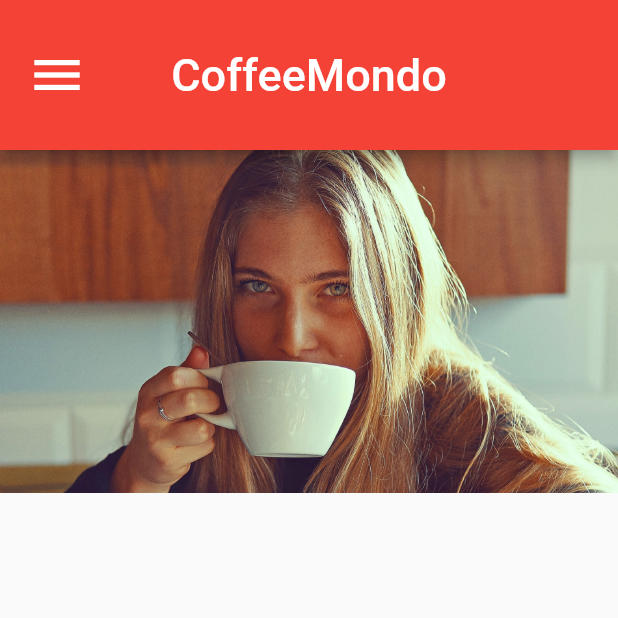
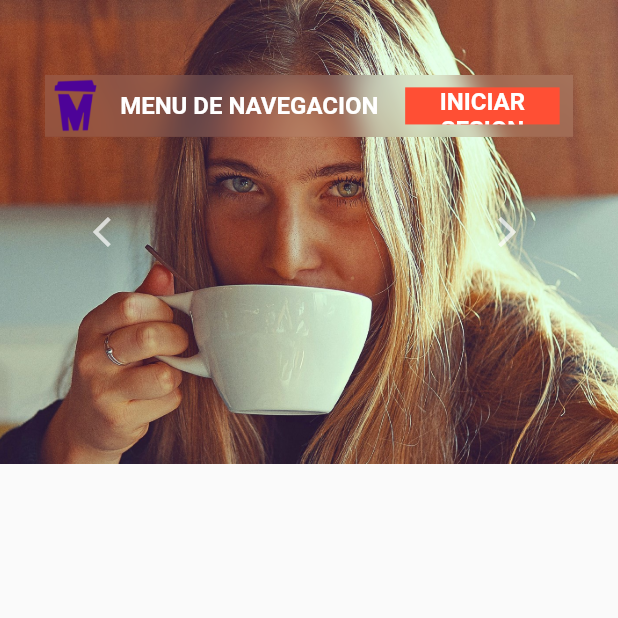
Before and after one commit to CoffeemondoApp/Flutter.WebApp, a Flutter app: the screen it shows after launch, on a phone screen of 412 x 824 dp, the top half of it. Run offline on Flutter 3.47's test engine with Material 2 defaults, Android fonts, the phone set to English and light mode, and no system bars; our stand-ins replace cloud_firestore, firebase_auth, firebase_core, flutter_html, google_sign_in, video_player; missing offline and left inert: flutter_launcher_icons; accounts and stored records are empty; Roboto replaces fonts that are missing (Impact); statements that could not run were skipped.

Commit message:
commit 1.0.1.2
Imagenes fixeadas para el deployment

```diff
--- a/lib/header/header.dart
+++ b/lib/header/header.dart
@@ -28,7 +28,7 @@ class _HeaderState extends State<Header> {
   Widget logoMenu() {
     return (Container(
       alignment: Alignment.centerRight,
-      child: Image(image: AssetImage('/logo.png')),
+      child: Image(image: AssetImage('assets/logo.png')),
     ));
   }
 
--- a/lib/header/header_logged.dart
+++ b/lib/header/header_logged.dart
@@ -26,7 +26,7 @@ class _HeaderLoggedState extends State<HeaderLogged> {
   Widget logoMenu() {
     return (Container(
       alignment: Alignment.centerRight,
-      child: Image(image: AssetImage('/logo.png')),
+      child: Image(image: AssetImage('assets/logo.png')),
     ));
   }
 
--- a/lib/login/login.dart
+++ b/lib/login/login.dart
@@ -235,7 +235,7 @@ class _LoginState extends State<Login> {
         color: colorNaranja,
         borderRadius: BorderRadius.circular(40),
       ),
-      child: Image(image: AssetImage('/logo.png')),
+      child: Image(image: AssetImage('assets/logo.png')),
     ));
   }
 
--- a/lib/main.dart
+++ b/lib/main.dart
@@ -1,11 +1,8 @@
-import 'dart:html';
 import 'dart:ui';
 
 import 'package:firebase_auth/firebase_auth.dart';
 import 'package:firebase_core/firebase_core.dart';
 import 'package:flutter/material.dart';
-import 'package:flutter_html/flutter_html.dart';
-import 'package:flutter_launcher_icons/xml_templates.dart';
 import 'package:prueba/firebase_options.dart';
 import 'package:prueba/login/login.dart';
 
@@ -36,7 +33,7 @@ class MyApp extends StatelessWidget {
         // is not restarted.
         primarySwatch: Colors.blue,
       ),
-      home: const MyHomePage(title: 'CoffeeMondo'),
+      home: const MyHomePage(title: 'Flutter Demo Home Page'),
     );
   }
 }
@@ -79,26 +76,23 @@ class _MyHomePageState extends State<MyHomePage> {
     bool usuarioExiste = currentUser != null;
     print('logged in: ${usuarioExiste}');
     return Scaffold(
-        appBar: AppBar(
-          centerTitle: true,
-          leading: Container(
-            margin: EdgeInsets.only(left: 10),
-            child: IconButton(
-              icon: Icon(Icons.menu, color: Colors.white, size: 40),
-              onPressed: () {},
-            ),
+        appBar: PreferredSize(
+          preferredSize:
+              Size.fromHeight(MediaQuery.of(context).size.width * 0.75),
+          child: SliderImagenesHeader(
+            usuario: usuarioExiste,
+            imagenes: [
+              Image(
+                image: AssetImage('assets/MUJER.jpg'),
+                fit: BoxFit.cover,
+              ),
+              Image(
+                image: AssetImage('assets/hombre2.png'),
+                fit: BoxFit.cover,
+              ),
+            ],
           ),
-          toolbarHeight: 100,
-          // Here we take the value from the MyHomePage object that was created by
-          // the App.build method, and use it to set our appbar title.
-          title: Text(widget.title, style: TextStyle(fontSize: 30)),
-          backgroundColor: Colors.red,
         ),
-        body: Container(
-          child: Image(
-            image: AssetImage('assets/MUJER.jpg'),
-            fit: BoxFit.cover,
-          ),
-        ));
+        body: Container());
   }
 }
```
